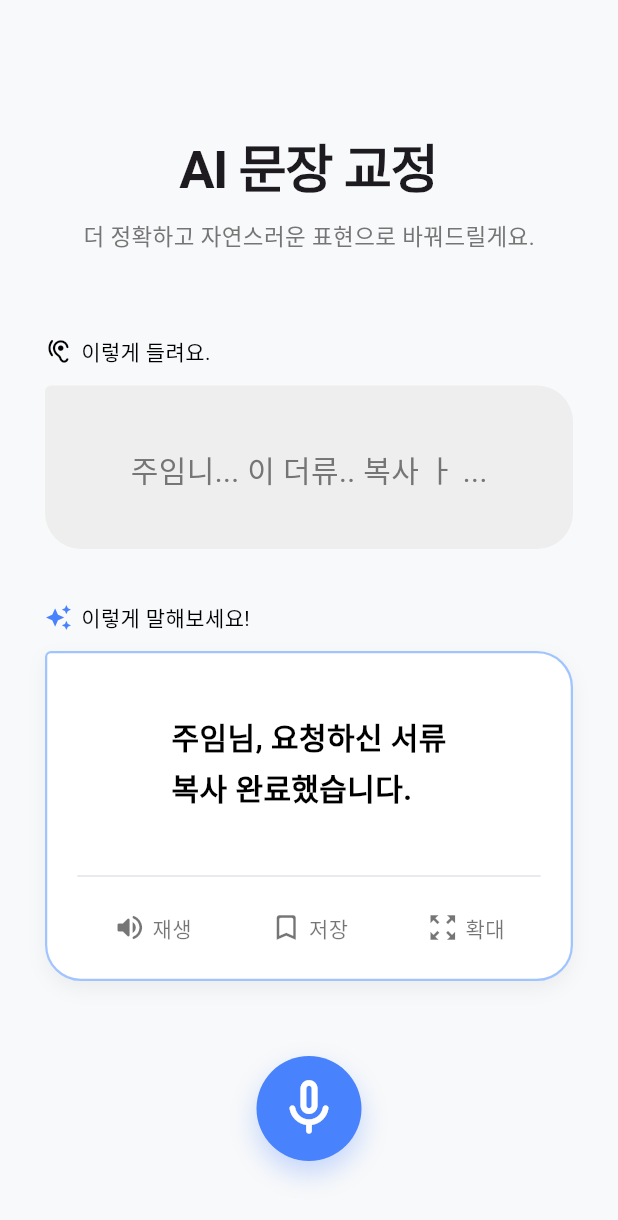
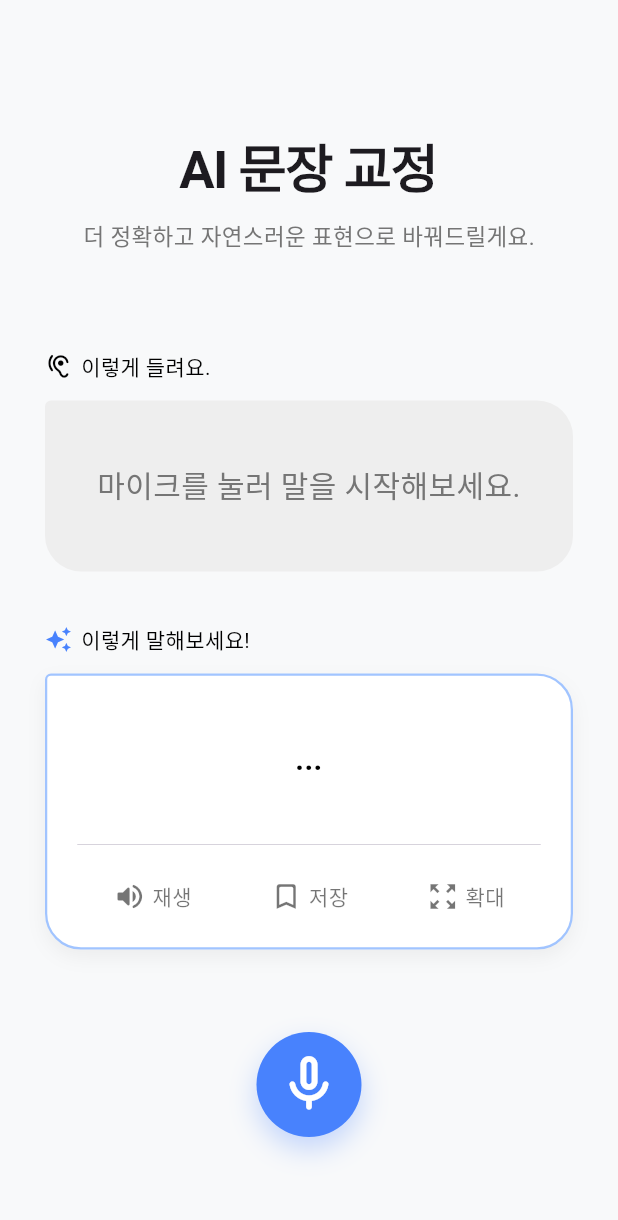
Before and after one commit to Malbit-Official/malbit_frontend, a Flutter app: the RemasterScreen screen opened directly, after a tap on the "mic none" icon, on a phone screen of 412 x 824 dp. Shown: the top 1220 px of the screen. Run offline on Flutter 3.47's test engine with Material 3 defaults, Android fonts, the phone set to English and light mode, and no system bars; our stand-ins replace flutter_secure_storage, google_sign_in, image_picker, table_calendar; missing offline and left inert: kakao_flutter_sdk_user, record; accounts and stored records are empty.

Commit message:
feat: integrate AI remastering API and enhance UI stability

```diff
--- a/lib/features/remaster/screens/remaster_screen.dart
+++ b/lib/features/remaster/screens/remaster_screen.dart
@@ -1,16 +1,69 @@
 import 'package:flutter/material.dart';
+import 'package:path_provider/path_provider.dart';
+import 'package:record/record.dart';
 
+import '../../../core/services/storage.dart';
+import '../services/remaster_service.dart';
 import 'expand_text_screens.dart';
 
-void main() {
-  runApp(const MaterialApp(
-    home: RemasterScreen(),
-    debugShowCheckedModeBanner: false,
-  ));
+class RemasterScreen extends StatefulWidget {
+  const RemasterScreen({super.key});
+
+  @override
+  State<RemasterScreen> createState() => _RemasterScreenState();
 }
 
-class RemasterScreen extends StatelessWidget {
-  const RemasterScreen({super.key});
+class _RemasterScreenState extends State<RemasterScreen> {
+  final AudioRecorder _audioRecorder = AudioRecorder();
+  final _storage = AppStorage.storage;
+
+  // 상태 관리 변수
+  bool _isRecording = false;
+  bool _isLoading = false;
+  String _originalText = "마이크를 눌러 말을 시작해보세요.";
+  String _refinedText = "...";
+
+  @override
+  void dispose() {
+    _audioRecorder.dispose();
+    super.dispose();
+  }
+
+  // 로직: 마이크 버튼 클릭 핸들러
+  Future<void> _handleMicAction() async {
+    if (_isRecording) {
+      final path = await _audioRecorder.stop();
+      setState(() => _isRecording = false);
+      if (path != null) _sendAudio(path);
+    } else {
+      if (await _audioRecorder.hasPermission()) {
+        final dir = await getApplicationDocumentsDirectory();
+        final path = '${dir.path}/audio_${DateTime.now().millisecondsSinceEpoch}.m4a';
+        await _audioRecorder.start(const RecordConfig(), path: path);
+        setState(() => _isRecording = true);
+      }
+    }
+  }
+
+  // 로직: 서버 전송
+  Future<void> _sendAudio(String path) async {
+    setState(() => _isLoading = true);
+
+    final token = await _storage.read(key: 'accessToken') ?? "";
+    final result = await RemasterService.uploadAudio(filePath: path, token: token);
+
+    print("보내는 토큰 확인: [$token]");
+
+    if (result['success']) {
+      setState(() {
+        _originalText = result['originalSpeech'];
+        _refinedText = result['refinedText'];
+      });
+    } else {
+      ScaffoldMessenger.of(context).showSnackBar(SnackBar(content: Text(result['message'])));
+    }
+    setState(() => _isLoading = false);
+  }
 
   @override
   Widget build(BuildContext context) {
@@ -40,16 +93,12 @@ class RemasterScreen extends StatelessWidget {
                 '더 정확하고 자연스러운 표현으로 바꿔드릴게요.',
                 style: TextStyle(color: Colors.grey[600], fontSize: 15),
               ),
-              const SizedBox(height: 55),
+              const SizedBox(height: 65),
 
               // 잘못된 문장 섹션
               _sectionTitle('이렇게 들려요.', Icons.hearing_rounded, Colors.black),
               const SizedBox(height: 12),
-              _messageBox(
-                context,
-                '주임니... 이 더류.. 복사 ㅏ ...',
-                isHighlighted: false,
-              ),
+              _messageBox(context, _originalText, isHighlighted: false),
               const SizedBox(height: 35),
 
               // AI 교정 문장 섹션
@@ -57,11 +106,12 @@ class RemasterScreen extends StatelessWidget {
               const SizedBox(height: 12),
               _messageBox(
                 context,
-                '주임님, 요청하신 서류\n복사 완료했습니다.',
+                _refinedText,
                 isHighlighted: true,
                 showActions: true,
               ),
-              const SizedBox(height: 50),
+
+              const SizedBox(height: 55),
 
               // 마이크 버튼 레이아웃
               Align(
@@ -69,22 +119,26 @@ class RemasterScreen extends StatelessWidget {
                 child: Column(
                   children: [
                     GestureDetector(
-                      onTap: () {},
+                      onTap: _handleMicAction,
                       child: Container(
                         width: 70,
                         height: 70,
                         decoration: BoxDecoration(
-                          color: const Color(0xFF4882FD),
+                          color: _isRecording ? Colors.redAccent : const Color(0xFF4882FD),
                           shape: BoxShape.circle,
                           boxShadow: [
                             BoxShadow(
-                              color: const Color(0xFF4882FD).withOpacity(0.3),
+                              color: (_isRecording ? Colors.redAccent : const Color(0xFF4882FD)).withOpacity(0.3),
                               blurRadius: 15,
                               offset: const Offset(0, 8),
                             ),
                           ],
                         ),
-                        child: const Icon(Icons.mic_none_rounded, color: Colors.white, size: 45),
+                        child: Icon(
+                            _isRecording ? Icons.stop_rounded : Icons.mic_none_rounded,
+                            color: Colors.white,
+                            size: 45
+                        ),
                       ),
                     ),
                     const SizedBox(height: 30),
@@ -145,8 +199,17 @@ class RemasterScreen extends StatelessWidget {
         children: [
           // 텍스트 영역
           Padding(
-            padding: EdgeInsets.fromLTRB(25, 40, 25, showActions ? 40 : 35),
-            child: Text(
+            padding: const EdgeInsets.fromLTRB(25, 40, 25, 40),
+            child: _isLoading
+                ? const SizedBox(
+              height: 32,
+              width: 32,
+              child: CircularProgressIndicator(
+                color: Color(0xFF4882FD),
+                strokeWidth: 3,
+              ),
+            )
+                : Text(
               text,
               style: TextStyle(
                 fontSize: 20,
@@ -154,6 +217,7 @@ class RemasterScreen extends StatelessWidget {
                 fontWeight: isHighlighted ? FontWeight.w600 : FontWeight.w400,
                 color: isHighlighted ? Colors.black : Colors.grey[600],
               ),
+              textAlign: TextAlign.center,
             ),
           ),
 
--- a/lib/main.dart
+++ b/lib/main.dart
@@ -30,7 +30,7 @@ void main() async {
     initialRoute = '/main';
   } else {
     log("로그인 필요");
-    //initialRoute = '/login';
+    initialRoute = '/login';
   }
 
   runApp(MyApp(initialRoute: initialRoute));
--- a/pubspec.yaml
+++ b/pubspec.yaml
@@ -45,6 +45,9 @@ dependencies:
   # Use with the CupertinoIcons class for iOS style icons.
   cupertino_icons: ^1.0.8
   image_picker: ^1.2.1
+  record: ^6.2.0
+  path_provider: ^2.1.5
+  http_parser: ^4.1.2
 
 dev_dependencies:
   flutter_test:
```
Also changed, not shown: lib/features/remaster/services/remaster_service.dart (added, +66 -0 lines), pubspec.lock, 3 other files.
